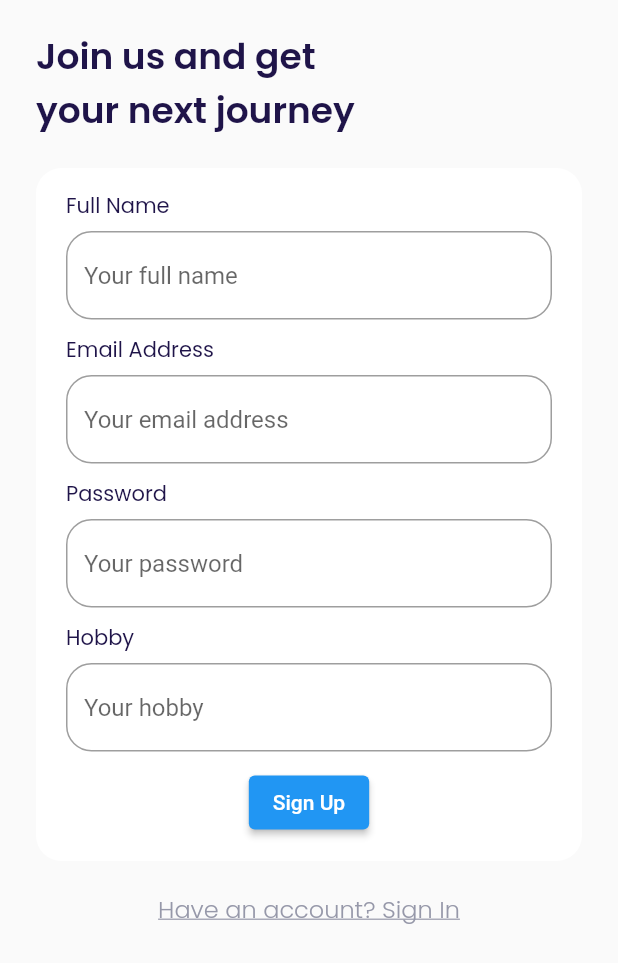
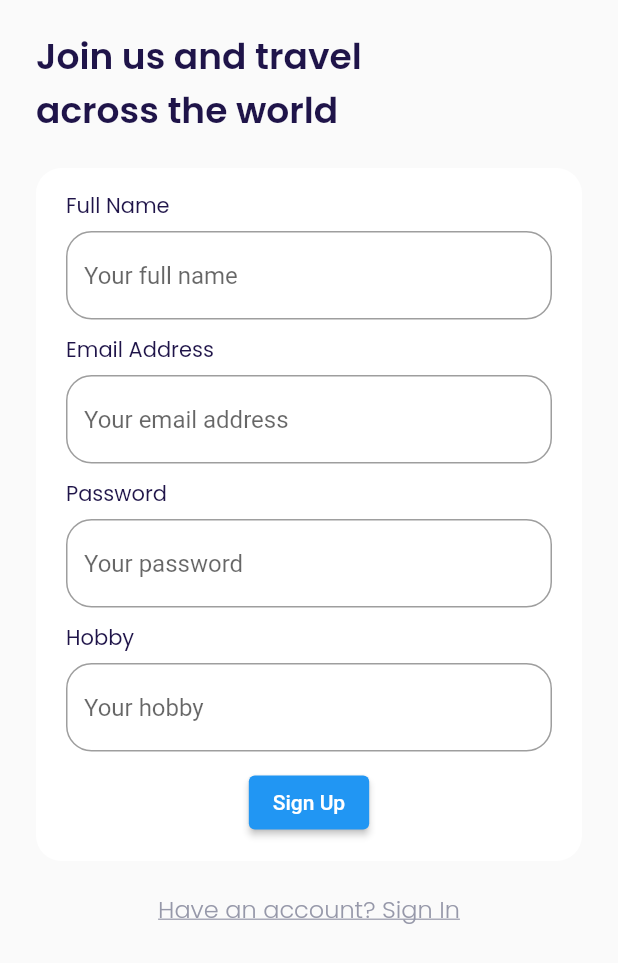
Before and after one commit to verrelravanelli/travel_app_project, a Flutter app: the SignUpPage screen opened by its route, on a phone screen of 412 x 824 dp. Shown: the top 963 px of the screen. Run offline on Flutter 3.47's test engine with Material 2 defaults, Android fonts, the phone set to English and light mode, and no system bars; our stand-ins replace google_fonts; network calls fail.

```diff
--- a/lib/pages/home_page.dart
+++ b/lib/pages/home_page.dart
@@ -1,4 +1,3 @@
-// ignore_for_file: prefer_const_constructors
 import 'package:flutter/material.dart';
 
 import '../theme.dart';
--- a/lib/pages/sign_in_page.dart
+++ b/lib/pages/sign_in_page.dart
@@ -78,7 +78,7 @@ class SignInPage extends StatelessWidget {
     Widget tacButton() {
       return GestureDetector(
         onTap: () {
-          Navigator.pushNamed(context, '/');
+          Navigator.pushNamed(context, '/sign-up');
         },
         child: Container(
           alignment: Alignment.center,
--- a/lib/pages/sign_up_page.dart
+++ b/lib/pages/sign_up_page.dart
@@ -19,7 +19,7 @@ class SignUpPage extends StatelessWidget {
           top: 20,
         ),
         child: Text(
-          'Join us and get\nyour next journey',
+          'Join us and travel\nacross the world',
           style: blackTextStyle.copyWith(
             fontSize: 24,
             fontWeight: semiBold,
```
Also changed, not shown: assets/icon_star.png (added).
